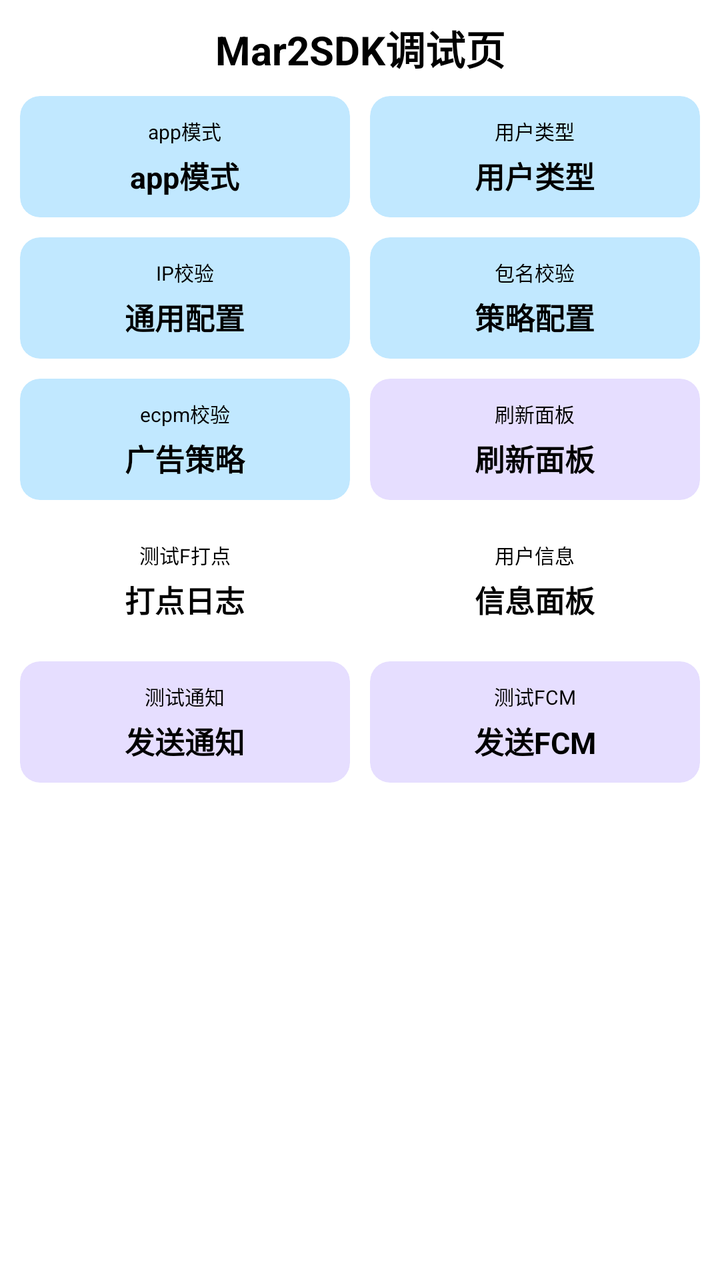
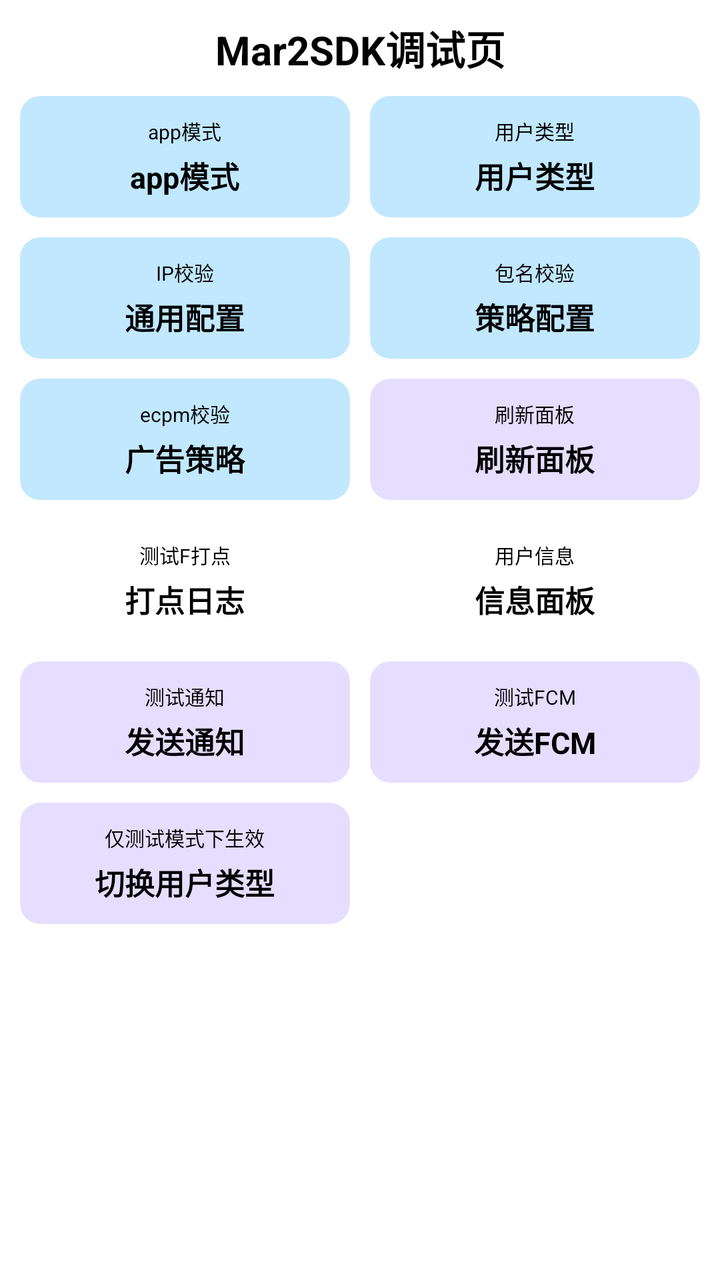

Before-and-after screenshots of an Android layout around one commit, followed by the original layout XML and the change that was made.
<!-- AndroidManifest.xml: another module's application theme Theme.Mar2SDK -->
<!-- res/layout/activity_debug.xml -->
<?xml version="1.0" encoding="utf-8"?>
<LinearLayout
    xmlns:android="http://schemas.android.com/apk/res/android"
    xmlns:app="http://schemas.android.com/apk/res-auto"
    xmlns:tools="http://schemas.android.com/tools"
    android:id="@+id/main"
    android:orientation="vertical"
    android:background="@android:color/background_light"
    android:layout_width="match_parent"
    android:layout_height="match_parent"
    tools:context=".DebugActivity">

    <TextView
        android:text="Mar2SDK调试页"
        android:textSize="20sp"
        android:textStyle="bold"
        android:textColor="@android:color/black"
        android:gravity="center"
        android:layout_width="match_parent"
        android:layout_height="48dp"/>

    <LinearLayout
        android:orientation="horizontal"
        android:paddingHorizontal="10dp"
        android:layout_width="match_parent"
        android:layout_height="wrap_content">
        <androidx.cardview.widget.CardView
            app:cardCornerRadius="10dp"
            app:cardElevation="0dp"
            app:cardBackgroundColor="@android:color/system_accent1_100"
            android:layout_weight="1"
            android:layout_width="match_parent"
            android:layout_height="wrap_content">
            <LinearLayout
                android:padding="10dp"
                android:orientation="vertical"
                android:layout_width="match_parent"
                android:layout_height="match_parent">
                <TextView
                    android:text="app模式"
                    android:textColor="@android:color/black"
                    android:textSize="10sp"
                    android:gravity="center"
                    android:layout_width="match_parent"
                    android:layout_height="wrap_content"/>
                <TextView
                    android:id="@+id/app_mod"
                    android:layout_marginTop="4dp"
                    android:text="app模式"
                    android:textStyle="bold"
                    android:textColor="@android:color/black"
                    android:textSize="15sp"
                    android:gravity="center"
                    android:layout_width="match_parent"
                    android:layout_height="wrap_content"/>
            </LinearLayout>
        </androidx.cardview.widget.CardView>

        <View
            android:layout_width="10dp"
            android:layout_height="0dp"/>

        <androidx.cardview.widget.CardView
            app:cardCornerRadius="10dp"
            app:cardElevation="0dp"
            app:cardBackgroundColor="@android:color/system_accent1_100"
            android:layout_weight="1"
            android:layout_width="match_parent"
            android:layout_height="wrap_content">
            <LinearLayout
                android:padding="10dp"
                android:orientation="vertical"
                android:layout_width="match_parent"
                android:layout_height="match_parent">
                <TextView
                    android:text="用户类型"
                    android:textColor="@android:color/black"
                    android:textSize="10sp"
                    android:gravity="center"
                    android:layout_width="match_parent"
                    android:layout_height="wrap_content"/>
                <TextView
                    android:id="@+id/user_type"
                    android:layout_marginTop="4dp"
                    android:text="用户类型"
                    android:textStyle="bold"
                    android:textColor="@android:color/black"
                    android:textSize="15sp"
                    android:gravity="center"
                    android:layout_width="match_parent"
                    android:layout_height="wrap_content"/>
            </LinearLayout>
        </androidx.cardview.widget.CardView>
    </LinearLayout>

    <LinearLayout
        android:orientation="horizontal"
        android:layout_marginTop="10dp"
        android:paddingHorizontal="10dp"
        android:layout_width="match_parent"
        android:layout_height="wrap_content">
        <androidx.cardview.widget.CardView
            app:cardCornerRadius="10dp"
            app:cardElevation="0dp"
            app:cardBackgroundColor="@android:color/system_accent1_100"
            android:layout_weight="1"
            android:layout_width="match_parent"
            android:layout_height="wrap_content">
            <LinearLayout
                android:padding="10dp"
                android:orientation="vertical"
                android:layout_width="match_parent"
                android:layout_height="match_parent">
                <TextView
                    android:text="IP校验"
                    android:textColor="@android:color/black"
                    android:textSize="10sp"
                    android:gravity="center"
                    android:layout_width="match_parent"
                    android:layout_height="wrap_content"/>
                <TextView
                    android:id="@+id/risk_ip"
                    android:layout_marginTop="4dp"
                    android:text="通用配置"
                    android:textStyle="bold"
                    android:textColor="@android:color/black"
                    android:textSize="15sp"
                    android:gravity="center"
                    android:layout_width="match_parent"
                    android:layout_height="wrap_content"/>
            </LinearLayout>
        </androidx.cardview.widget.CardView>

        <View
            android:layout_width="10dp"
            android:layout_height="0dp"/>

        <androidx.cardview.widget.CardView
            app:cardCornerRadius="10dp"
            app:cardElevation="0dp"
            app:cardBackgroundColor="@android:color/system_accent1_100"
            android:layout_weight="1"
            android:layout_width="match_parent"
            android:layout_height="wrap_content">
            <LinearLayout
                android:padding="10dp"
                android:orientation="vertical"
                android:layout_width="match_parent"
                android:layout_height="match_parent">
                <TextView
                    android:text="包名校验"
                    android:textColor="@android:color/black"
                    android:textSize="10sp"
                    android:gravity="center"
                    android:layout_width="match_parent"
                    android:layout_height="wrap_content"/>
                <TextView
                    android:id="@+id/risk_package"
                    android:layout_marginTop="4dp"
                    android:text="策略配置"
                    android:textStyle="bold"
                    android:textColor="@android:color/black"
                    android:textSize="15sp"
                    android:gravity="center"
                    android:layout_width="match_parent"
                    android:layout_height="wrap_content"/>
            </LinearLayout>
        </androidx.cardview.widget.CardView>
    </LinearLayout>

    <LinearLayout
        android:orientation="horizontal"
        android:layout_marginTop="10dp"
        android:paddingHorizontal="10dp"
        android:layout_width="match_parent"
        android:layout_height="wrap_content">
        <androidx.cardview.widget.CardView
            app:cardCornerRadius="10dp"
            app:cardElevation="0dp"
            app:cardBackgroundColor="@android:color/system_accent1_100"
            android:layout_weight="1"
            android:layout_width="match_parent"
            android:layout_height="wrap_content">
            <LinearLayout
                android:padding="10dp"
                android:orientation="vertical"
                android:layout_width="match_parent"
                android:layout_height="match_parent">
                <TextView
                    android:text="ecpm校验"
                    android:textColor="@android:color/black"
                    android:textSize="10sp"
                    android:gravity="center"
                    android:layout_width="match_parent"
                    android:layout_height="wrap_content"/>
                <TextView
                    android:id="@+id/ecpm_type"
                    android:layout_marginTop="4dp"
                    android:text="广告策略"
                    android:textStyle="bold"
                    android:textColor="@android:color/black"
                    android:textSize="15sp"
                    android:gravity="center"
                    android:layout_width="match_parent"
                    android:layout_height="wrap_content"/>
            </LinearLayout>
        </androidx.cardview.widget.CardView>

        <View
            android:layout_width="10dp"
            android:layout_height="0dp"/>

        <androidx.cardview.widget.CardView
            android:id="@+id/refresh_btn"
            app:cardCornerRadius="10dp"
            app:cardElevation="0dp"
            app:cardBackgroundColor="@android:color/system_accent3_100"
            android:layout_weight="1"
            android:layout_width="match_parent"
            android:layout_height="wrap_content">
            <LinearLayout
                android:padding="10dp"
                android:orientation="vertical"
                android:layout_width="match_parent"
                android:layout_height="match_parent">
                <TextView
                    android:text="刷新面板"
                    android:textColor="@android:color/black"
                    android:textSize="10sp"
                    android:gravity="center"
                    android:layout_width="match_parent"
                    android:layout_height="wrap_content"/>
                <TextView
                    android:layout_marginTop="4dp"
                    android:text="刷新面板"
                    android:textStyle="bold"
                    android:textColor="@android:color/black"
                    android:textSize="15sp"
                    android:gravity="center"
                    android:layout_width="match_parent"
                    android:layout_height="wrap_content"/>
            </LinearLayout>
        </androidx.cardview.widget.CardView>

    </LinearLayout>
    <LinearLayout
        android:orientation="horizontal"
        android:layout_marginTop="10dp"
        android:paddingHorizontal="10dp"
        android:layout_width="match_parent"
        android:layout_height="wrap_content">
        <androidx.cardview.widget.CardView
            android:id="@+id/send_log"
            app:cardCornerRadius="10dp"
            app:cardElevation="0dp"
            app:cardBackgroundColor="@android:color/system_error_100"
            android:layout_weight="1"
            android:layout_width="match_parent"
            android:layout_height="wrap_content">
            <LinearLayout
                android:padding="10dp"
                android:orientation="vertical"
                android:layout_width="match_parent"
                android:layout_height="match_parent">

                <TextView
                    android:layout_width="match_parent"
                    android:layout_height="wrap_content"
                    android:gravity="center"
                    android:text="测试F打点"
                    android:textColor="@android:color/black"
                    android:textSize="10sp" />

                <TextView
                    android:layout_marginTop="4dp"
                    android:text="打点日志"
                    android:textStyle="bold"
                    android:textColor="@android:color/black"
                    android:textSize="15sp"
                    android:gravity="center"
                    android:layout_width="match_parent"
                    android:layout_height="wrap_content"/>
            </LinearLayout>
        </androidx.cardview.widget.CardView>

        <View
            android:layout_width="10dp"
            android:layout_height="0dp"/>

        <androidx.cardview.widget.CardView
            android:id="@+id/user_info_card"
            app:cardCornerRadius="10dp"
            app:cardElevation="0dp"
            app:cardBackgroundColor="@android:color/system_error_100"
            android:layout_weight="1"
            android:layout_width="match_parent"
            android:layout_height="wrap_content">
            <LinearLayout
                android:padding="10dp"
                android:orientation="vertical"
                android:layout_width="match_parent"
                android:layout_height="match_parent">

                <TextView
                    android:layout_width="match_parent"
                    android:layout_height="wrap_content"
                    android:gravity="center"
                    android:text="用户信息"
                    android:textColor="@android:color/black"
                    android:textSize="10sp" />

                <TextView
                    android:layout_marginTop="4dp"
                    android:text="信息面板"
                    android:textStyle="bold"
                    android:textColor="@android:color/black"
                    android:textSize="15sp"
                    android:gravity="center"
                    android:layout_width="match_parent"
                    android:layout_height="wrap_content"/>
            </LinearLayout>
        </androidx.cardview.widget.CardView>
    </LinearLayout>

    <LinearLayout
        android:orientation="horizontal"
        android:layout_marginTop="10dp"
        android:paddingHorizontal="10dp"
        android:layout_width="match_parent"
        android:layout_height="wrap_content">
        <androidx.cardview.widget.CardView
            android:id="@+id/send_notification"
            app:cardCornerRadius="10dp"
            app:cardElevation="0dp"
            app:cardBackgroundColor="@android:color/system_accent3_100"
            android:layout_weight="1"
            android:layout_width="match_parent"
            android:layout_height="wrap_content">
            <LinearLayout
                android:padding="10dp"
                android:orientation="vertical"
                android:layout_width="match_parent"
                android:layout_height="match_parent">
                <TextView
                    android:text="测试通知"
                    android:textColor="@android:color/black"
                    android:textSize="10sp"
                    android:gravity="center"
                    android:layout_width="match_parent"
                    android:layout_height="wrap_content"/>
                <TextView
                    android:layout_marginTop="4dp"
                    android:text="发送通知"
                    android:textStyle="bold"
                    android:textColor="@android:color/black"
                    android:textSize="15sp"
                    android:gravity="center"
                    android:layout_width="match_parent"
                    android:layout_height="wrap_content"/>
            </LinearLayout>
        </androidx.cardview.widget.CardView>

        <View
            android:layout_width="10dp"
            android:layout_height="0dp"/>

        <androidx.cardview.widget.CardView
            android:id="@+id/send_test_fcm"
            app:cardCornerRadius="10dp"
            app:cardElevation="0dp"
            app:cardBackgroundColor="@android:color/system_accent3_100"
            android:layout_weight="1"
            android:layout_width="match_parent"
            android:layout_height="wrap_content">
            <LinearLayout
                android:padding="10dp"
                android:orientation="vertical"
                android:layout_width="match_parent"
                android:layout_height="match_parent">

                <TextView
                    android:layout_width="match_parent"
                    android:layout_height="wrap_content"
                    android:gravity="center"
                    android:text="测试FCM"
                    android:textColor="@android:color/black"
                    android:textSize="10sp" />

                <TextView
                    android:layout_marginTop="4dp"
                    android:text="发送FCM"
                    android:textStyle="bold"
                    android:textColor="@android:color/black"
                    android:textSize="15sp"
                    android:gravity="center"
                    android:layout_width="match_parent"
                    android:layout_height="wrap_content"/>
            </LinearLayout>
        </androidx.cardview.widget.CardView>
    </LinearLayout>


</LinearLayout>
<!-- resources referenced by this layout -->
<resources>
  <style name="Theme.Mar2SDK" parent="Base.Theme.Mar2SDK" />
  <style name="Base.Theme.Mar2SDK" parent="Theme.Material3.DayNight.NoActionBar">
          
          
      </style>
</resources>

<!-- the commit's change to res/layout/activity_debug.xml (unified diff, before → after) -->
@@ -398,6 +398,82 @@
             </LinearLayout>
         </androidx.cardview.widget.CardView>
     </LinearLayout>
+    <LinearLayout
+        android:orientation="horizontal"
+        android:layout_marginTop="10dp"
+        android:paddingHorizontal="10dp"
+        android:layout_width="match_parent"
+        android:layout_height="wrap_content">
+        <androidx.cardview.widget.CardView
+            android:id="@+id/send_notification"
+            app:cardCornerRadius="10dp"
+            app:cardElevation="0dp"
+            app:cardBackgroundColor="@android:color/system_accent3_100"
+            android:layout_weight="1"
+            android:layout_width="match_parent"
+            android:layout_height="wrap_content">
+            <LinearLayout
+                android:padding="10dp"
+                android:orientation="vertical"
+                android:layout_width="match_parent"
+                android:layout_height="match_parent">
+                <TextView
+                    android:text="仅测试模式下生效"
+                    android:textColor="@android:color/black"
+                    android:textSize="10sp"
+                    android:gravity="center"
+                    android:layout_width="match_parent"
+                    android:layout_height="wrap_content"/>
+                <TextView
+                    android:layout_marginTop="4dp"
+                    android:text="切换用户类型"
+                    android:textStyle="bold"
+                    android:textColor="@android:color/black"
+                    android:textSize="15sp"
+                    android:gravity="center"
+                    android:layout_width="match_parent"
+                    android:layout_height="wrap_content"/>
+            </LinearLayout>
+        </androidx.cardview.widget.CardView>
+
+        <View
+            android:layout_width="10dp"
+            android:layout_height="0dp"/>
+
+        <androidx.cardview.widget.CardView
+            android:visibility="invisible"
+            app:cardCornerRadius="10dp"
+            app:cardElevation="0dp"
+            app:cardBackgroundColor="@android:color/system_accent3_100"
+            android:layout_weight="1"
+            android:layout_width="match_parent"
+            android:layout_height="wrap_content">
+            <LinearLayout
+                android:padding="10dp"
+                android:orientation="vertical"
+                android:layout_width="match_parent"
+                android:layout_height="match_parent">
+
+                <TextView
+                    android:layout_width="match_parent"
+                    android:layout_height="wrap_content"
+                    android:gravity="center"
+                    android:text="测试FCM"
+                    android:textColor="@android:color/black"
+                    android:textSize="10sp" />
+
+                <TextView
+                    android:layout_marginTop="4dp"
+                    android:text="发送FCM"
+                    android:textStyle="bold"
+                    android:textColor="@android:color/black"
+                    android:textSize="15sp"
+                    android:gravity="center"
+                    android:layout_width="match_parent"
+                    android:layout_height="wrap_content"/>
+            </LinearLayout>
+        </androidx.cardview.widget.CardView>
+    </LinearLayout>
 
 
 </LinearLayout>
